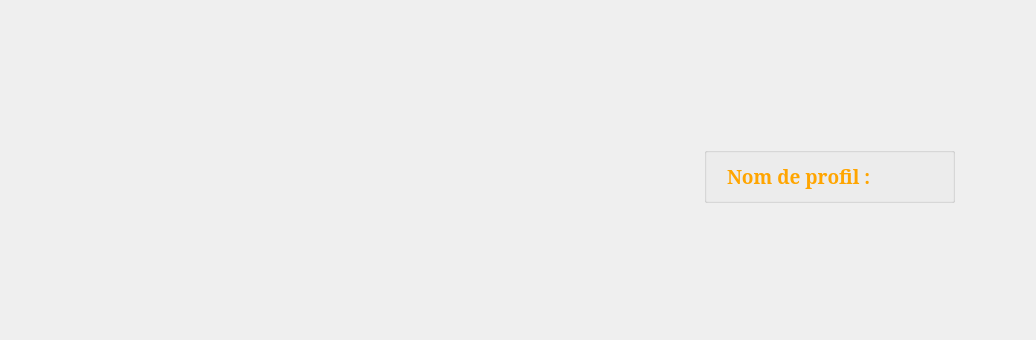
This is StreetCar/StreetCar/MainWindow.ui in paboccard/Projet_Prog_Jeu as Qt 5 draws it before an edit; both pictures show x 0 to 1036 and y 0 to 340 of the 1036 by 549 pixel window. The edited form follows.
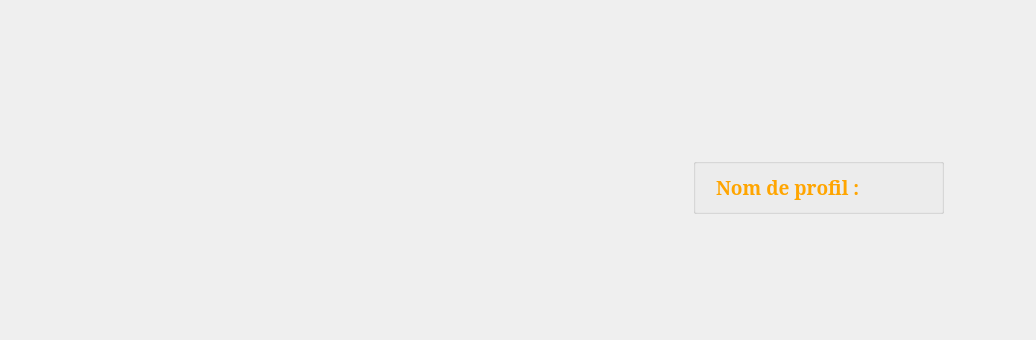
This is the edited form. Icons and pictures are not drawn.

The edit to the form file:
```diff
--- a/StreetCar/StreetCar/MainWindow.ui
+++ b/StreetCar/StreetCar/MainWindow.ui
@@ -24,6 +24,8 @@
    </property>
    <layout class="QVBoxLayout" name="verticalLayout">
     <item>
+     <layout class="QVBoxLayout" name="mainLayout">
+      <item>
      <layout class="QHBoxLayout" name="horizontalLayout_3">
       <property name="spacing">
        <number>6</number>
@@ -87,6 +89,9 @@
      </layout>
     </item>
     <item>
+       <widget class="QWidget" name="widgetContent" native="true">
+        <layout class="QVBoxLayout" name="verticalLayout_3">
+         <item>
      <layout class="QHBoxLayout" name="horizontalLayout_4">
       <item>
        <spacer name="horizontalSpacer">
@@ -249,6 +254,11 @@
     </item>
    </layout>
   </widget>
+      </item>
+     </layout>
+    </item>
+   </layout>
+  </widget>
   <widget class="QMenuBar" name="menuBar">
    <property name="geometry">
     <rect>
```
Left out of the diff: 2 changed lines with no effect on the pictures. Lines whose indentation alone changed are shown as unchanged.
